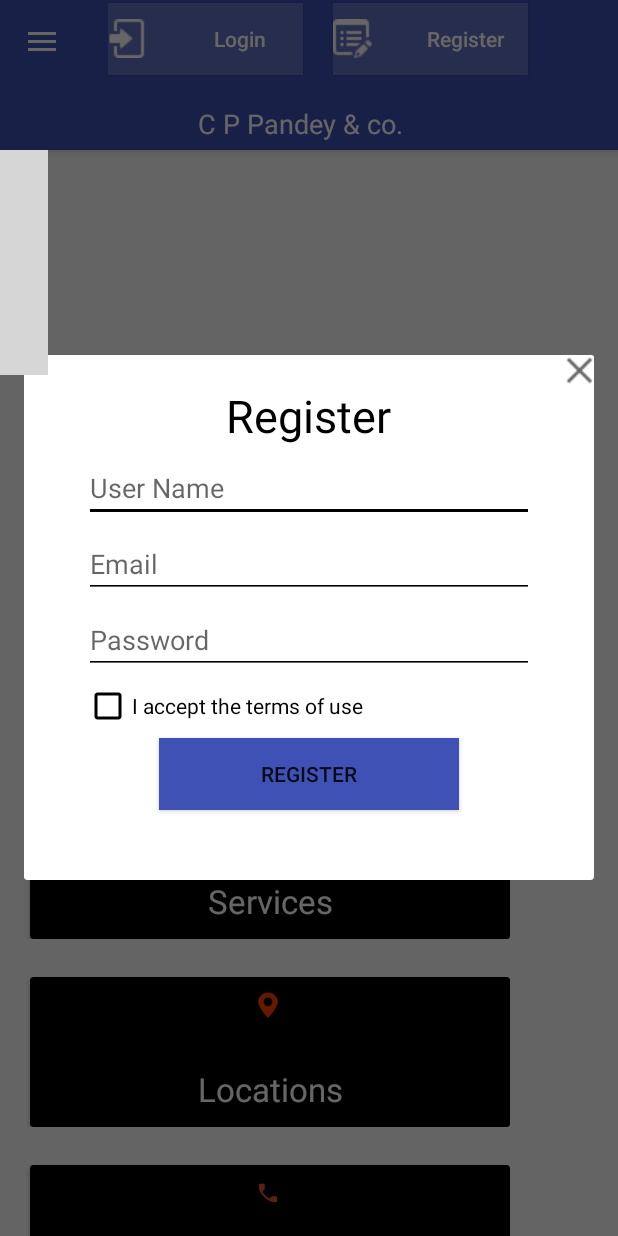
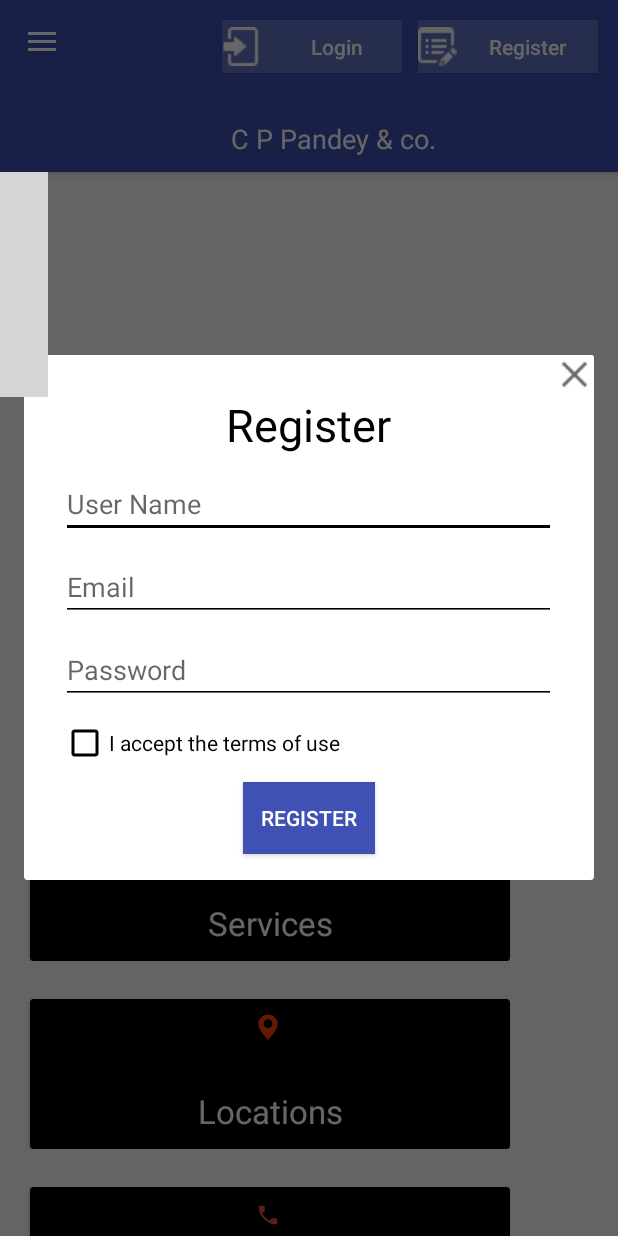
Before and after one commit to Nagarajsk/demoapp, an Android app: the screen it shows after launch (MainActivity), after a tap on "Register", on a phone screen of 412 x 824 dp. Run offline under Robolectric (Android 15) with nearby library versions, the phone set to English and light mode, and no system bars; libraries missing offline, so code that uses them is left out: com.synnapps.carouselview; plain views replace CarouselView; 3 statements that could not run were skipped; 1 other tap on this screen came first; grey boxes are pictures that could not be loaded.

Commit message:
Added footer

```diff
--- a/DemoApp/app/src/main/res/layout/activity_main.xml
+++ b/DemoApp/app/src/main/res/layout/activity_main.xml
@@ -26,4 +26,42 @@
 
         android:scrollbars="vertical" />
 
+    <!-- Footer aligned to bottom -->
+    <LinearLayout
+        android:weightSum="4"
+        android:id="@+id/footer"
+        android:layout_width="match_parent"
+        android:layout_height="wrap_content"
+        android:layout_alignParentBottom="true"
+        android:gravity="left"
+        android:orientation="horizontal">
+   <Button
+       android:layout_weight="1"
+       android:layout_width="wrap_content"
+       android:layout_height="wrap_content"
+       android:background="@color/fb"
+       android:drawableStart="@drawable/facebook"/>
+
+   <Button
+       android:layout_weight="1"
+       android:layout_width="wrap_content"
+       android:layout_height="wrap_content"
+        android:background="@color/g_plus"
+       android:drawableStart="@drawable/google_plus"/>
+
+   <Button
+       android:layout_weight="1"
+       android:layout_width="wrap_content"
+       android:layout_height="wrap_content"
+       android:background="@color/twit"
+       android:drawableStart="@drawable/twitter"/>
+
+   <Button
+       android:layout_weight="1"
+       android:layout_width="wrap_content"
+       android:layout_height="wrap_content"
+       android:background="@color/wireless"
+       android:drawableStart="@drawable/wifi_wireless"/>
+   </LinearLayout>
+
 </LinearLayout>
--- a/DemoApp/app/src/main/res/layout/app_bar_navigation_drawer.xml
+++ b/DemoApp/app/src/main/res/layout/app_bar_navigation_drawer.xml
@@ -19,53 +19,60 @@
         <android.support.v7.widget.Toolbar
             android:id="@+id/toolbar"
             android:layout_width="match_parent"
-            android:layout_height="100dp"
+            android:layout_height="wrap_content"
             android:background="?attr/colorPrimary"
-            android:minHeight="?attr/actionBarSize"
             app:popupTheme="@style/AppTheme.PopupOverlay"
             app:titleTextColor="@color/colorAccent">
 
            <RelativeLayout
                android:layout_width="match_parent"
-                android:layout_height="match_parent">
+               android:layout_height="wrap_content">
+               <LinearLayout
+                   android:layout_width="wrap_content"
+                   android:layout_height="wrap_content"
+                   android:orientation="horizontal"
+                   android:weightSum="2"
+                   android:layout_alignParentRight="true"
+                   android:layout_margin="8dp"
+                   android:layout_gravity="end">
 
                    <Button
+                       android:layout_weight="1"
                        android:id="@+id/toolbar_login"
-                    android:layout_width="130dp"
-                    android:layout_height="wrap_content"
+                       android:layout_width="120dp"
+                       android:layout_height="35dp"
                        android:background="@color/login"
                        android:drawableStart="@drawable/login_icon"
-                    android:drawablePadding="20dp"
                        android:text="Login"
-                    android:textColor="@color/colorAccent"
+                       android:drawablePadding="8dp"
+                       android:layout_margin="5dp"
                        android:textAlignment="center"
-                    android:layout_marginTop="2dp"
-                    android:textAllCaps="false" />
+                       android:textAllCaps="false"
+                       android:textColor="@color/colorAccent" />
 
                    <Button
+                       android:layout_weight="1"
+                       android:layout_margin="5dp"
                        android:id="@+id/toolbar_register"
-                    android:layout_width="130dp"
-                    android:layout_height="wrap_content"
-                    android:layout_above="@+id/title"
-                    android:layout_marginStart="20dp"
-                    android:layout_toEndOf="@+id/toolbar_login"
+                       android:layout_width="120dp"
+                       android:layout_height="35dp"
                        android:background="@color/login"
                        android:drawableStart="@drawable/register_icon"
-                    android:drawablePadding="20dp"
                        android:text="Register"
-                    android:textColor="@color/colorAccent"
-                    android:textAllCaps="false"/>
+                       android:textAlignment="center"
+                       android:textAllCaps="false"
+                       android:textColor="@color/colorAccent" />
 
+               </LinearLayout>
             <TextView
                 android:id="@+id/title"
-                    android:layout_width="200dp"
-                    android:layout_height="match_parent"
-                    android:layout_below="@+id/toolbar_login"
-                    android:layout_marginStart="60dp"
-                    android:layout_marginTop="20dp"
-                    android:gravity="start"
+                android:layout_width="match_parent"
+                android:layout_height="wrap_content"
+                android:layout_marginTop="80dp"
+                android:gravity="center"
+                android:layout_marginLeft="-40dp"
+                android:layout_marginBottom="10dp"
                 android:text="C P Pandey &amp; co."
-                    android:textAlignment="viewStart"
                 android:textColor="@color/colorAccent"
                 android:textSize="18dp" />
 
--- a/DemoApp/app/src/main/res/layout/login_details.xml
+++ b/DemoApp/app/src/main/res/layout/login_details.xml
@@ -10,8 +10,8 @@
 
         android:src="@drawable/close_icon"
         android:id="@+id/closeBtn"
-        android:layout_width="40dp"
-        android:layout_height="40dp"
+        android:layout_width="wrap_content"
+        android:layout_height="wrap_content"
         android:layout_alignParentEnd="true"
         android:layout_alignParentTop="true"
         android:layout_marginEnd="10dp"
@@ -34,8 +34,9 @@
         android:layout_below="@+id/closeBtn"/>
 
     <EditText
-        android:layout_width="300dp"
+        android:layout_width="match_parent"
         android:layout_height="wrap_content"
+        android:layout_marginEnd="50dp"
         android:id="@+id/login_email"
         android:inputType="textEmailAddress"
         android:hint="Email"
@@ -47,8 +48,9 @@
         />
 
     <EditText
-        android:layout_width="300dp"
+        android:layout_width="match_parent"
         android:layout_height="wrap_content"
+        android:layout_marginEnd="50dp"
         android:inputType="textPassword"
         android:id="@+id/login_password"
         android:hint="Password"
@@ -59,8 +61,9 @@
         android:layout_marginTop="20dp"/>
 
     <CheckBox
-        android:layout_width="300dp"
+        android:layout_width="match_parent"
         android:layout_height="wrap_content"
+        android:layout_marginEnd="40dp"
         android:id="@+id/login_checkbox"
         android:layout_below="@+id/login_password"
         android:text="Remember me ?"
@@ -69,12 +72,13 @@
         android:layout_marginTop="20dp"/>
 
     <Button
-        android:layout_width="200dp"
+        android:layout_width="wrap_content"
         android:layout_height="wrap_content"
+
         android:id="@+id/login_button"
         android:text="LOGIN"
         android:gravity="center"
-        android:textColor="#000000"
+        android:textColor="@color/colorAccent"
         android:background="@color/colorPrimary"
         android:layout_below="@+id/login_checkbox"
         android:layout_centerHorizontal="true"
--- a/DemoApp/app/src/main/res/layout/registration_details.xml
+++ b/DemoApp/app/src/main/res/layout/registration_details.xml
@@ -8,8 +8,8 @@
 
     <ImageButton
         android:id="@+id/register_close_button"
-        android:layout_width="20dp"
-        android:layout_height="20dp"
+        android:layout_width="wrap_content"
+        android:layout_height="wrap_content"
         android:layout_alignParentEnd="true"
         android:layout_alignParentTop="true"
         android:layout_marginEnd="10dp"
@@ -29,19 +29,20 @@
         android:textColor="#000000"/>
 
     <EditText
-        android:layout_width="300dp"
+        android:layout_width="match_parent"
         android:layout_height="wrap_content"
         android:id="@+id/User_name"
         android:hint="User Name"
         android:gravity="start"
         android:layout_below="@+id/register_title"
         android:layout_centerHorizontal="true"
-        android:layout_marginTop="5dp"
+        android:layout_marginTop="10dp"
+        android:layout_marginEnd="50dp"
         android:backgroundTint="@color/colorPrimaryDark"/>
 
 
     <EditText
-        android:layout_width="300dp"
+        android:layout_width="match_parent"
         android:layout_height="wrap_content"
         android:id="@+id/register_email"
         android:hint="Email"
@@ -49,39 +50,43 @@
         android:gravity="start"
         android:layout_below="@+id/User_name"
         android:layout_centerHorizontal="true"
-        android:layout_marginTop="5dp"
+        android:layout_marginTop="10dp"
+        android:layout_marginEnd="50dp"
         android:backgroundTint="@color/colorPrimaryDark"/>
 
     <EditText
-        android:layout_width="300dp"
+        android:layout_width="match_parent"
         android:layout_height="wrap_content"
         android:id="@+id/register_password"
         android:hint="Password"
         android:gravity="start"
         android:layout_below="@+id/register_email"
         android:layout_centerHorizontal="true"
-        android:layout_marginTop="5dp"
+        android:layout_marginTop="10dp"
+        android:layout_marginEnd="50dp"
         android:backgroundTint="@color/colorPrimaryDark"/>
 
     <CheckBox
-        android:layout_width="300dp"
+        android:layout_width="match_parent"
         android:layout_height="wrap_content"
         android:id="@+id/register_checkbox"
         android:layout_below="@+id/register_password"
         android:text="I accept the terms of use"
         android:layout_centerHorizontal="true"
-        android:layout_marginTop="5dp"
+        android:layout_marginTop="10dp"
+        android:layout_marginEnd="50dp"
         android:buttonTint="@color/colorPrimaryDark"/>
 
     <Button
-        android:layout_width="200dp"
+        android:layout_width="wrap_content"
         android:layout_height="wrap_content"
         android:id="@+id/register_button"
         android:text="REGISTER"
+        android:textColor="@color/colorAccent"
         android:gravity="center"
         android:layout_below="@+id/register_checkbox"
         android:background="@color/colorPrimary"
         android:layout_centerHorizontal="true"
-        android:layout_marginTop="5dp"/>
+        android:layout_marginTop="10dp"/>
 
 </RelativeLayout>
--- a/DemoApp/app/src/main/res/values/colors.xml
+++ b/DemoApp/app/src/main/res/values/colors.xml
@@ -4,4 +4,8 @@
     <color name="colorPrimaryDark">#000000</color>
     <color name="colorAccent">#FFFFFF</color>
     <color name="login">#6270C2</color>
+    <color name="fb">#3B5998</color>
+    <color name="g_plus">#DD4B39</color>
+    <color name="twit">#00ACEE</color>
+    <color name="wireless">#F26522</color>
 </resources>
```
Also changed, not shown: DemoApp/app/src/main/res/drawable/facebook.png (added), DemoApp/app/src/main/res/drawable/google_plus.png (added), DemoApp/app/src/main/res/drawable/twitter.png (added), DemoApp/app/src/main/res/drawable/wifi_wireless.png (added). Lines whose indentation alone changed are shown as unchanged.
